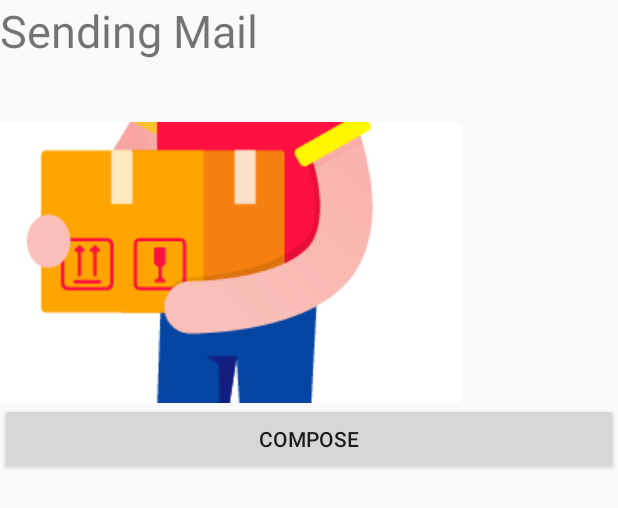
After one commit to RathanSreeramoju/MAD-POS-SYSTEM, an Android app: the layout activity_email.xml on its own in the app's theme, with its tools: preview values and no code run, on a phone screen of 412 x 824 dp. The commit adds this screen. Shown: the top 508 px of the screen. Run offline under Robolectric (Android 15) with nearby library versions, the phone set to English and light mode, and no system bars.

Commit message:
Email Activity

```diff
--- a/app/src/main/AndroidManifest.xml
+++ b/app/src/main/AndroidManifest.xml
@@ -9,8 +9,9 @@
         android:roundIcon="@mipmap/ic_launcher_round"
         android:supportsRtl="true"
         android:theme="@style/AppTheme">
-        <activity android:name=".CalculatorActivity"></activity>
-        <activity android:name=".SmsActivity" />
+        <activity android:name=".view.EmailActivity"></activity>
+        <activity android:name=".view.CalculatorActivity" />
+        <activity android:name=".view.SmsActivity" />
         <activity
             android:name=".view.ThirdActivity"
             android:label="@string/activity3_name"
--- a/app/src/main/java/com/example/madpossystem/CalculatorActivity.java
+++ b/app/src/main/java/com/example/madpossystem/view/CalculatorActivity.java
@@ -1,4 +1,4 @@
-package com.example.madpossystem;
+package com.example.madpossystem.view;
 
 import androidx.appcompat.app.AppCompatActivity;
 
@@ -6,6 +6,8 @@ import android.os.Bundle;
 import android.view.View;
 import android.widget.Button;
 import android.widget.EditText;
+
+import com.example.madpossystem.R;
 
 public class CalculatorActivity extends AppCompatActivity {
     Button button0, button1, button2, button3, button4, button5, button6,
--- a/app/src/main/java/com/example/madpossystem/SmsActivity.java
+++ b/app/src/main/java/com/example/madpossystem/view/SmsActivity.java
@@ -1,4 +1,4 @@
-package com.example.madpossystem;
+package com.example.madpossystem.view;
 
 import androidx.appcompat.app.AppCompatActivity;
 import androidx.core.app.ActivityCompat;
@@ -12,6 +12,8 @@ import android.view.View;
 import android.widget.Button;
 import android.widget.EditText;
 import android.widget.Toast;
+
+import com.example.madpossystem.R;
 
 public class SmsActivity extends AppCompatActivity {
 
--- a/app/src/main/res/layout/activity_calculator.xml
+++ b/app/src/main/res/layout/activity_calculator.xml
@@ -4,7 +4,7 @@
     xmlns:tools="http://schemas.android.com/tools"
     android:layout_width="match_parent"
     android:layout_height="match_parent"
-    tools:context=".CalculatorActivity">
+    tools:context=".view.CalculatorActivity">
 
     <EditText
         android:id="@+id/edt1"
--- /dev/null
+++ b/app/src/main/res/layout/activity_email.xml
@@ -0,0 +1,43 @@
+<?xml version="1.0" encoding="utf-8"?>
+<LinearLayout xmlns:android="http://schemas.android.com/apk/res/android"
+    xmlns:app="http://schemas.android.com/apk/res-auto"
+    xmlns:tools="http://schemas.android.com/tools"
+    android:layout_width="match_parent"
+    android:layout_height="match_parent"
+    android:orientation="vertical"
+    tools:context=".view.EmailActivity">
+    <TextView
+        android:id="@+id/textView1"
+        android:layout_width="wrap_content"
+        android:layout_height="wrap_content"
+        android:text="Sending Mail"
+        android:layout_alignParentTop="true"
+        android:layout_centerHorizontal="true"
+        android:textSize="30dp" />
+
+    <TextView
+        android:id="@+id/textView2"
+        android:layout_width="wrap_content"
+        android:layout_height="wrap_content"
+        android:text=""
+        android:textColor="#ff87ff09"
+        android:textSize="30dp"
+        android:layout_above="@+id/imageButton"
+        android:layout_alignRight="@+id/imageButton"
+        android:layout_alignEnd="@+id/imageButton" />
+
+    <ImageButton
+        android:id="@+id/imageButton"
+        android:layout_width="307dp"
+        android:layout_height="187dp"
+        android:layout_centerHorizontal="true"
+        android:layout_centerVertical="true"
+        android:src="@drawable/delivery" />
+
+    <Button
+        android:id="@+id/sendEmail"
+        android:layout_width="fill_parent"
+        android:layout_height="wrap_content"
+        android:text="@string/compose_email"/>
+
+</LinearLayout>
--- a/app/src/main/res/layout/activity_sms.xml
+++ b/app/src/main/res/layout/activity_sms.xml
@@ -4,7 +4,7 @@
     xmlns:tools="http://schemas.android.com/tools"
     android:layout_width="match_parent"
     android:layout_height="match_parent"
-    tools:context=".SmsActivity">
+    tools:context=".view.SmsActivity">
     <TextView
         android:id="@+id/textView1"
         android:layout_width="wrap_content"
--- a/app/src/main/res/values/strings.xml
+++ b/app/src/main/res/values/strings.xml
@@ -7,4 +7,5 @@
     <string name="message_recieved">Message Recieved</string>
     <string name="text_header">Message_recieved</string>
     <string name="editText_second">Enter your Message here</string>
+    <string name="compose_email">compose</string>
 </resources>
```
Also changed, not shown: app/src/main/java/com/example/madpossystem/view/EmailActivity.java (added, +52 -0 lines), app/src/main/java/com/example/madpossystem/view/MainActivity.java (+8 -9 lines).
